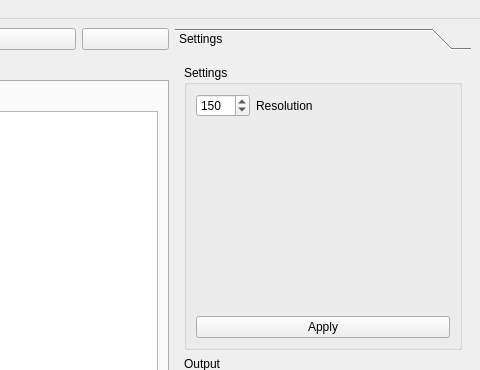
This is ui/main.ui in court-jus/yack as Qt 5 draws it before an edit; both pictures show x 579 to 1059 and y 0 to 370 of the 1059 by 736 pixel window. The edited form follows.
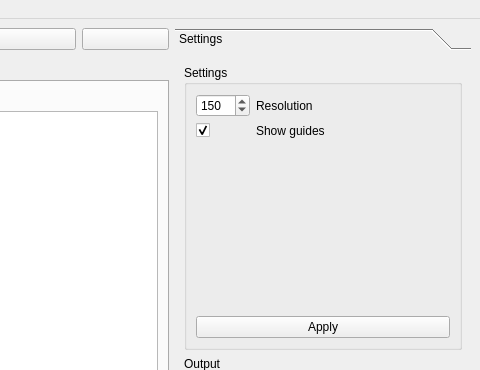
This is the edited form. Icons and pictures are not drawn.

Commit message: There is now a guide on the input display

Diff of the .ui file:
```diff
--- a/ui/main.ui
+++ b/ui/main.ui
@@ -189,6 +189,9 @@
           <layout class="QVBoxLayout" name="verticalLayout_15">
            <item>
             <layout class="QFormLayout" name="formLayout_20">
+             <property name="fieldGrowthPolicy">
+              <enum>QFormLayout::AllNonFixedFieldsGrow</enum>
+             </property>
              <item row="0" column="0">
               <widget class="QSpinBox" name="workResolution">
                <property name="maximum">
@@ -206,6 +209,26 @@
                </property>
               </widget>
              </item>
+             <item row="1" column="0">
+              <widget class="QCheckBox" name="showGuides">
+               <property name="text">
+                <string/>
+               </property>
+               <property name="checkable">
+                <bool>true</bool>
+               </property>
+               <property name="checked">
+                <bool>true</bool>
+               </property>
+              </widget>
+             </item>
+             <item row="1" column="1">
+              <widget class="QLabel" name="label_44">
+               <property name="text">
+                <string>Show guides</string>
+               </property>
+              </widget>
+             </item>
             </layout>
            </item>
            <item>
```
The commit also changes 2 other files.
